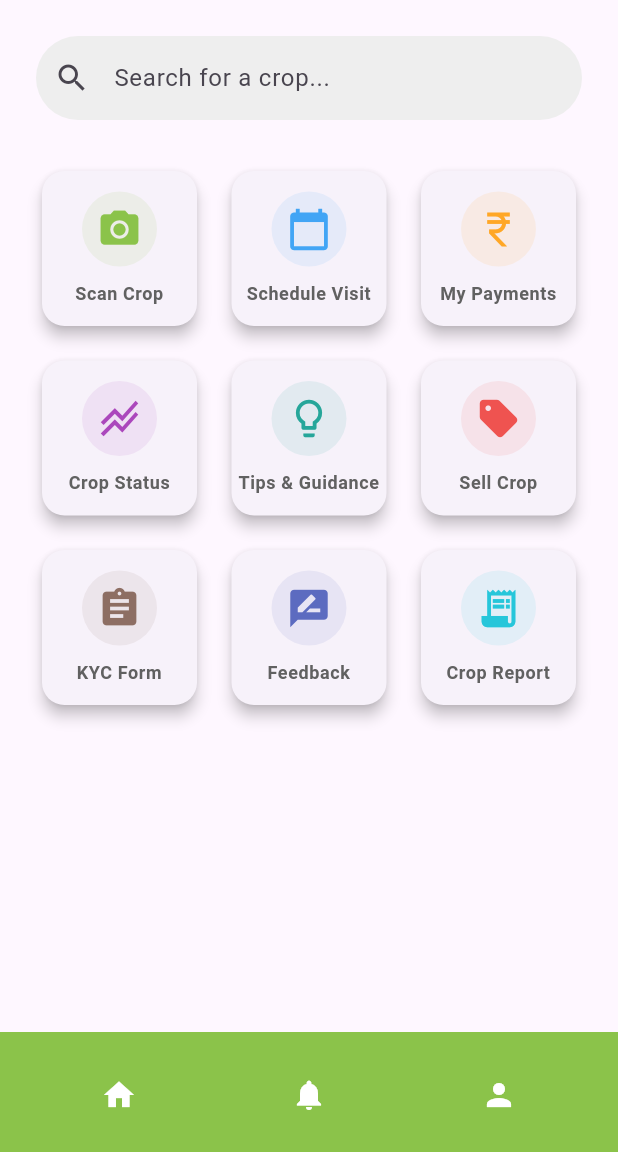
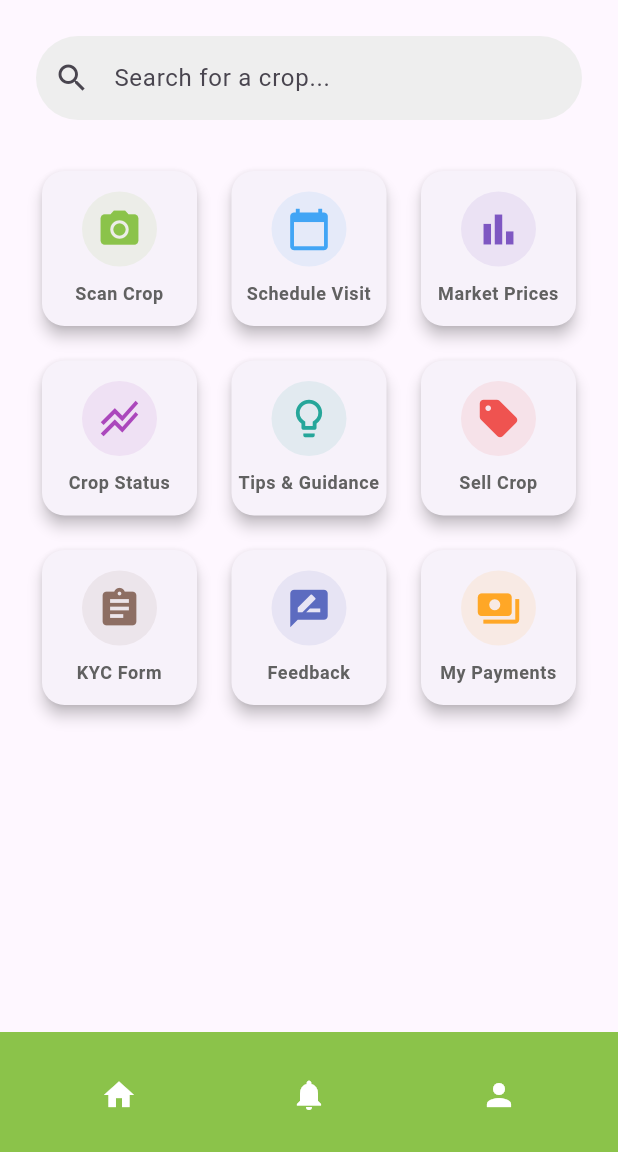
Before and after one commit to Nishmith12/BharathLink_App, a Flutter app: the HomeScreen screen opened directly, on a phone screen of 412 x 824 dp, the part 84-1236 px from its top. Run offline on Flutter 3.47's test engine with Material 3 defaults, Android fonts, the phone set to English and light mode, and no system bars; our stand-ins replace cloud_firestore, firebase_auth, firebase_core, firebase_storage, image_picker; accounts and stored records are empty.

Commit message:
feat: Add live market prices screen

```diff
--- a/lib/screens/home_screen.dart
+++ b/lib/screens/home_screen.dart
@@ -1,18 +1,19 @@
+// lib/screens/home_screen.dart
+
 import 'package:flutter/material.dart';
 import 'package:firebase_auth/firebase_auth.dart';
 import 'scan_crop_screen.dart';
 import 'schedule_visit_screen.dart';
 import 'sales_tracking_screen.dart';
-import 'sell_crop_flow_screen.dart';
 import 'kyc_screen.dart';
 import 'feedback_screen.dart';
-import 'crop_report_screen.dart';
 import 'login_screen.dart';
 import 'profile_screen.dart';
 import 'tips_screen.dart';
 import 'payments_screen.dart';
 import 'sell_crop_screen.dart';
-import 'search_results_screen.dart'; // Import the new search results screen
+import 'search_results_screen.dart';
+import 'market_prices_screen.dart'; // Import the new screen
 
 class HomeScreen extends StatelessWidget {
   const HomeScreen({super.key});
@@ -90,12 +91,13 @@ class HomeScreen extends StatelessWidget {
                     Navigator.push(context, MaterialPageRoute(builder: (_) => const ScheduleVisitScreen()));
                   },
                 ),
+                // --- UPDATED CARD ---
                 _HomeActionCard(
-                  icon: Icons.currency_rupee,
-                  label: 'My Payments',
-                  iconColor: Colors.orange.shade400,
+                  icon: Icons.bar_chart,
+                  label: 'Market Prices',
+                  iconColor: Colors.deepPurple.shade400,
                   onTap: () {
-                    Navigator.push(context, MaterialPageRoute(builder: (_) => const PaymentsScreen()));
+                    Navigator.push(context, MaterialPageRoute(builder: (_) => const MarketPricesScreen()));
                   },
                 ),
                 _HomeActionCard(
@@ -139,11 +141,11 @@ class HomeScreen extends StatelessWidget {
                   },
                 ),
                 _HomeActionCard(
-                  icon: Icons.receipt_long,
-                  label: 'Crop Report',
-                  iconColor: Colors.cyan.shade400,
+                  icon: Icons.payments,
+                  label: 'My Payments',
+                  iconColor: Colors.orange.shade400,
                   onTap: () {
-                    Navigator.push(context, MaterialPageRoute(builder: (_) => const SalesTrackingScreen()));
+                    Navigator.push(context, MaterialPageRoute(builder: (_) => const PaymentsScreen()));
                   },
                 ),
               ],
```
Also changed, not shown: lib/screens/market_prices_screen.dart (added, +81 -0 lines).
